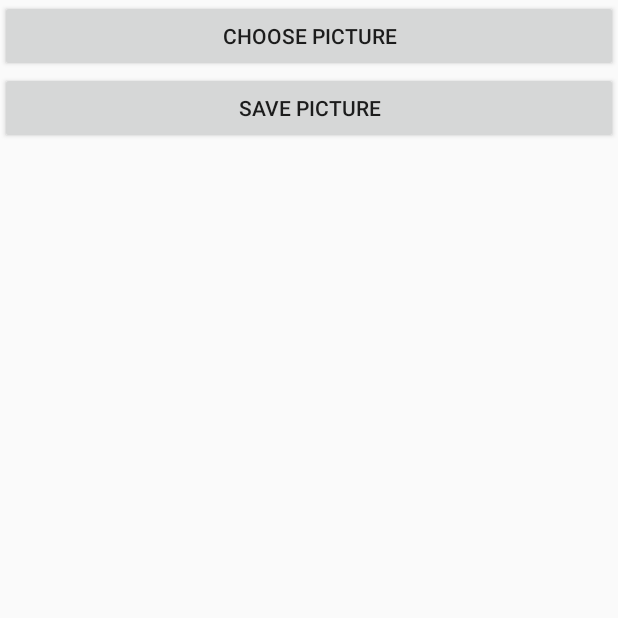
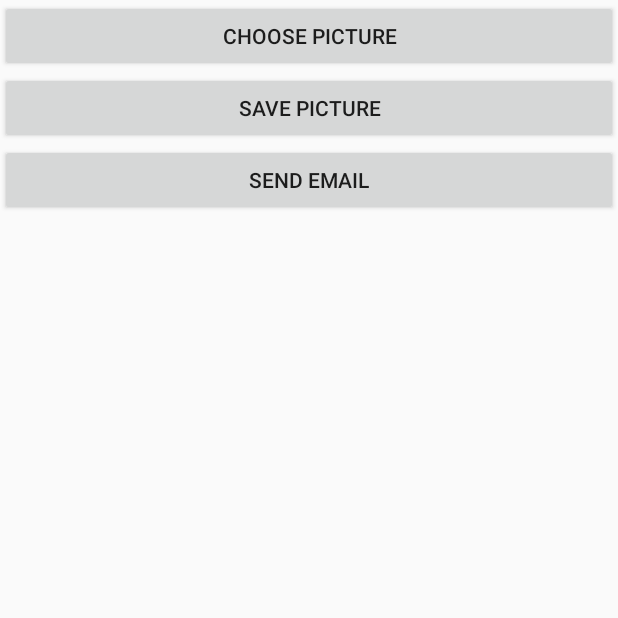
Before and after one commit to yollysparks/DrawOnBitmap, an Android app: the screen it shows after launch (MainActivity), after a tap on "CHOOSE PICTURE", on a phone screen of 412 x 824 dp, the top half of it. Run offline under Robolectric (Android 15) with nearby library versions, the phone set to English and light mode, and no system bars.

Commit message:
new commits

```diff
--- a/app/src/main/java/com/example/yolly/drawonbitmap/MainActivity.java
+++ b/app/src/main/java/com/example/yolly/drawonbitmap/MainActivity.java
@@ -1,5 +1,6 @@
 package com.example.yolly.drawonbitmap;
 
+import android.annotation.SuppressLint;
 import android.app.Activity;
 import android.content.ContentValues;
 import android.content.Intent;
@@ -9,6 +10,8 @@ import android.graphics.Matrix;
 import android.graphics.Paint;
 import android.net.Uri;
 import android.os.Bundle;
+import android.os.Environment;
+import android.provider.MediaStore;
 import android.util.Log;
 import android.view.MotionEvent;
 import android.view.View;
@@ -22,7 +25,15 @@ import android.graphics.BitmapFactory;
 import android.graphics.Color;
 import android.widget.Toast;
 
+import java.io.File;
+import java.io.FileNotFoundException;
+import java.io.FileOutputStream;
+import java.io.IOException;
 import java.io.OutputStream;
+import java.text.SimpleDateFormat;
+import java.util.Date;
+
+import static android.content.ContentValues.TAG;
 
 public class MainActivity extends Activity  implements OnClickListener,OnTouchListener {
 
@@ -32,6 +43,7 @@ public class MainActivity extends Activity  implements OnClickListener,OnTouchLi
 
     Bitmap bmp;
     Bitmap alteredBitmap;
+    String strFilePath;
     Canvas canvas;
     Paint paint;
     Matrix matrix;
@@ -45,46 +57,45 @@ public class MainActivity extends Activity  implements OnClickListener,OnTouchLi
         super.onCreate(savedInstanceState);
         setContentView(R.layout.activity_main);
 
+        choosenImageView = (ImageView)this.findViewById(R.id.ChoosenImageView);
+        choosePicture = (Button)this.findViewById(R.id.ChoosePictureButton);
+        savePicture = (Button)this.findViewById(R.id.SavePictureButton);
 
-        choosenImageView = (ImageView) this.findViewById(R.id.ChoosenImageView);
-        choosePicture = (Button) this.findViewById(R.id.ChoosePictureButton);
-        savePicture = (Button) this.findViewById(R.id.SavePictureButton);
-
-        savePicture.setOnClickListener(this);
         choosePicture.setOnClickListener(this);
         choosenImageView.setOnTouchListener(this);
-
-
+        savePicture.setOnClickListener(this);
     }
 
     @Override
     public void onClick(View v) {
 
         if (v == choosePicture) {
-            Intent choosePictureIntent = new Intent(
-                    Intent.ACTION_PICK,
-                    android.provider.MediaStore.Images.Media.EXTERNAL_CONTENT_URI);
-            startActivityForResult(choosePictureIntent, 0);
+             Intent choosePictureIntent = new Intent(Intent.ACTION_PICK,
+                     android.provider.MediaStore.Images.Media.EXTERNAL_CONTENT_URI);
+                     startActivityForResult(choosePictureIntent, 0);
         } else if (v == savePicture) {
-
             if (alteredBitmap != null) {
-                ContentValues contentValues = new ContentValues(3);
-                contentValues.put(Media.DISPLAY_NAME, "Draw On Me");
-
-                Uri imageFileUri = getContentResolver().insert(Media.EXTERNAL_CONTENT_URI, contentValues);
+                File copyFile = new File(strFilePath);
+                OutputStream out= null;
                 try {
-                    OutputStream imageFileOS = getContentResolver().openOutputStream(imageFileUri);
-                    alteredBitmap.compress(Bitmap.CompressFormat.JPEG, 90, imageFileOS);
-                    Toast t = Toast.makeText(this, "Saved!", Toast.LENGTH_SHORT);
-                    t.show();
-
+                    copyFile.createNewFile();
+                    out = new FileOutputStream(copyFile);
+                    if (alteredBitmap.compress(CompressFormat.JPEG, 70, out));
                 } catch (Exception e) {
-                    Log.v("EXCEPTION", e.getMessage());
+                    e.printStackTrace();
+                } finally {
+                    try {
+                        out.close();
+                    } catch (IOException e) {
+                        e.printStackTrace();
+                    }
                 }
             }
         }
+            String[] to = {"yolanda@example.com","felesiah@example.com"};
+            String[] cc = {"krøier@example.com"};
+            sendEmail(to, cc, "Hello", "Hello my friends!");
     }
-
 
     protected void onActivityResult(int requestCode, int resultCode,
                                     Intent intent) {
@@ -148,4 +159,20 @@ public class MainActivity extends Activity  implements OnClickListener,OnTouchLi
         }
         return true;
     }
+
+    private void sendEmail(String[] emailAddresses, String[] carbonCopies,
+                           String subject, String message)
+    {
+        Intent emailIntent = new Intent(Intent.ACTION_SEND);
+        emailIntent.setData(Uri.parse("mailto:"));
+        String[] to = emailAddresses;
+        String[] cc = carbonCopies;
+        emailIntent.putExtra(Intent.EXTRA_EMAIL, to);
+        emailIntent.putExtra(Intent.EXTRA_CC, cc);
+        emailIntent.putExtra(Intent.EXTRA_SUBJECT, subject);
+        emailIntent.putExtra(Intent.EXTRA_TEXT, message);
+        emailIntent.setType("message/rfc822");
+
+        startActivity(Intent.createChooser(emailIntent, "Email"));
+    }
 }
--- a/app/src/main/res/layout/activity_main.xml
+++ b/app/src/main/res/layout/activity_main.xml
@@ -17,5 +17,13 @@
     <Button
         android:layout_width="fill_parent"
         android:layout_height="wrap_content"
-        android:text="Save Picture" android:id="@+id/SavePictureButton"/>
+        android:text="Save Picture"
+        android:id="@+id/SavePictureButton"/>
+    <Button
+        android:id="@+id/btnSendEmail"
+        android:layout_width="fill_parent"
+        android:layout_height="wrap_content"
+        android:text="Send Email"
+        android:onClick="onClick" />
+
 </LinearLayout>
```
